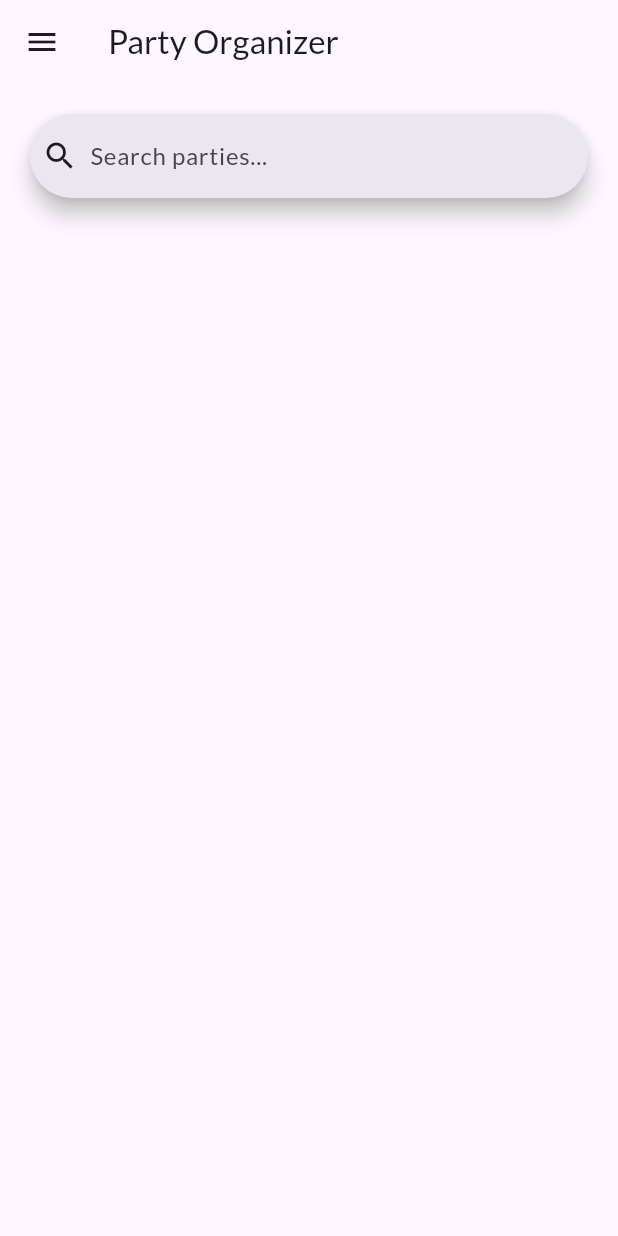
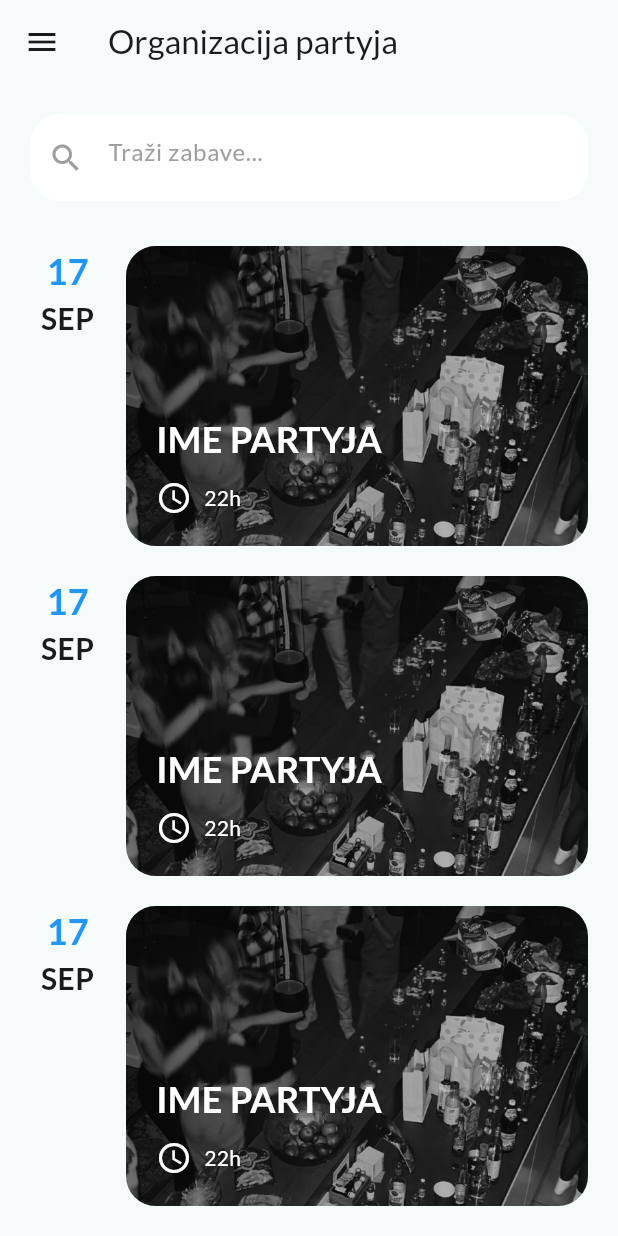
Before and after one commit to mizolf/party_organizer, a Flutter app: the screen it shows after launch, after a tap on "Istraži obližnje party-je", on a phone screen of 412 x 824 dp. Run offline on Flutter 3.47's test engine with Material 3 defaults, Android fonts, the phone set to English and light mode, and no system bars; our stand-ins replace animate_do, firebase_core, google_fonts, page_transition; accounts and stored records are empty.

Commit message:
Novi screen
Spojiti s bazom, omoguciti trazilica, navigaciju, urediti party details

```diff
--- a/lib/main.dart
+++ b/lib/main.dart
@@ -13,6 +13,10 @@ class PartyApp extends StatelessWidget {
   Widget build(BuildContext context) {
     return MaterialApp(
       theme: ThemeData(
+        colorScheme: ColorScheme.fromSeed(
+          seedColor: const Color.fromARGB(255, 227, 227, 227),
+          background: const Color.fromARGB(255, 227, 227, 227),
+        ),
         fontFamily: GoogleFonts.lato().fontFamily,
         useMaterial3: true,
       ),
--- /dev/null
+++ b/lib/screens/party_details.dart
@@ -0,0 +1,21 @@
+import 'package:flutter/material.dart';
+
+class PartyDetails extends StatelessWidget {
+  const PartyDetails({super.key});
+
+  @override
+  Widget build(BuildContext context) {
+    return Scaffold(
+      appBar: AppBar(
+        backgroundColor: Colors.transparent,
+        title: const Text('TITLE'),
+        actions: [
+          IconButton(
+            onPressed: () {},
+            icon: const Icon(Icons.star),
+          ),
+        ],
+      ),
+    );
+  }
+}
--- a/lib/screens/party_list.dart
+++ b/lib/screens/party_list.dart
@@ -1,5 +1,7 @@
 import 'package:animate_do/animate_do.dart';
 import 'package:flutter/material.dart';
+import 'package:intl/intl.dart';
+import 'package:party_organizer/screens/party_details.dart';
 
 class PartyList extends StatefulWidget {
   const PartyList({super.key});
@@ -18,7 +20,7 @@ class _PartyListState extends State<PartyList> {
     return Scaffold(
       drawer: Drawer(
         child: Container(
-          color: Colors.black87.withOpacity(0.2),
+          color: Colors.black87.withOpacity(0.15),
           child: ListView(
             children: [
               const DrawerHeader(
@@ -42,27 +44,169 @@ class _PartyListState extends State<PartyList> {
         ),
       ),
       appBar: AppBar(
-        title: const Text('Party Organizer'),
+        backgroundColor: Colors.transparent,
+        title: const Text('Organizacija partyja'),
       ),
-      body: Container(
+      body: SafeArea(
+        child: SingleChildScrollView(
           padding: const EdgeInsets.all(20),
           child: Column(
-          crossAxisAlignment: CrossAxisAlignment.start,
             children: [
-            FadeInUp(
-              duration: const Duration(milliseconds: 1500),
-              child: const SearchBar(
-                // CONTROLLER DODATI
-                hintText: 'Search parties...',
-                leading: Icon(Icons.search),
+              Container(
+                padding: const EdgeInsets.symmetric(vertical: 5),
+                decoration: BoxDecoration(
+                  borderRadius: BorderRadius.circular(20),
+                  color: Colors.white,
+                ),
+                child: TextField(
+                  controller: textController,
+                  decoration: const InputDecoration(
+                    border: InputBorder.none,
+                    prefixIcon: Icon(Icons.search, color: Colors.grey),
+                    hintText: 'Traži zabave...',
+                    hintStyle: TextStyle(color: Colors.grey),
+                  ),
                 ),
               ),
               const SizedBox(
-              height: 32,
+                height: 30,
+              ),
+              makeItem(
+                image: 'assets/images/home.jpeg',
+                date: 17,
+              ),
+              const SizedBox(
+                height: 20,
+              ),
+              makeItem(
+                image: 'assets/images/home.jpeg',
+                date: 17,
+              ),
+              const SizedBox(
+                height: 20,
+              ),
+              makeItem(
+                image: 'assets/images/home.jpeg',
+                date: 17,
+              ),
+              const SizedBox(
+                height: 20,
+              ),
+              makeItem(
+                image: 'assets/images/home.jpeg',
+                date: 17,
+              ),
+              const SizedBox(
+                height: 20,
+              ),
+              makeItem(
+                image: 'assets/images/home.jpeg',
+                date: 17,
               ),
             ],
           ),
         ),
+      ),
+    );
+  }
+
+  Widget makeItem({image, date}) {
+    return Row(
+      children: [
+        Container(
+          width: 50,
+          height: 200,
+          margin: const EdgeInsets.only(
+            right: 14,
+          ),
+          child: Column(
+            children: [
+              Text(
+                date.toString(),
+                style: const TextStyle(
+                  color: Colors.blue,
+                  fontSize: 24,
+                  fontWeight: FontWeight.bold,
+                ),
+              ),
+              Text(
+                'SEP',
+                style: const TextStyle(
+                  fontSize: 20,
+                  fontWeight: FontWeight.bold,
+                ),
+              ),
+            ],
+          ),
+        ),
+        Expanded(
+          child: GestureDetector(
+            onTap: () {
+              Navigator.of(context).push(
+                MaterialPageRoute(
+                  builder: (ctx) => PartyDetails(),
+                ),
+              );
+            },
+            child: Container(
+              height: 200,
+              decoration: BoxDecoration(
+                borderRadius: BorderRadius.circular(20),
+                image: DecorationImage(
+                  image: AssetImage(image),
+                  fit: BoxFit.cover,
+                ),
+              ),
+              child: Container(
+                padding: const EdgeInsets.all(20),
+                decoration: BoxDecoration(
+                  borderRadius: BorderRadius.circular(20),
+                  gradient: LinearGradient(
+                    colors: [
+                      Colors.black.withOpacity(0.5),
+                      Colors.black.withOpacity(0.3),
+                      Colors.black.withOpacity(0.1),
+                    ],
+                    begin: Alignment.centerLeft,
+                    end: Alignment.centerRight,
+                  ),
+                ),
+                child: Column(
+                  mainAxisAlignment: MainAxisAlignment.end,
+                  crossAxisAlignment: CrossAxisAlignment.start,
+                  children: [
+                    const Text(
+                      'IME PARTYJA',
+                      style: TextStyle(
+                          color: Colors.white,
+                          fontWeight: FontWeight.bold,
+                          fontSize: 24),
+                    ),
+                    const SizedBox(
+                      height: 10,
+                    ),
+                    Row(
+                      children: [
+                        Icon(
+                          Icons.access_time,
+                          color: Colors.white,
+                        ),
+                        const SizedBox(
+                          width: 8,
+                        ),
+                        const Text(
+                          '22h',
+                          style: TextStyle(color: Colors.white),
+                        ),
+                      ],
+                    ),
+                  ],
+                ),
+              ),
+            ),
+          ),
+        ),
+      ],
     );
   }
 }
--- a/pubspec.yaml
+++ b/pubspec.yaml
@@ -38,6 +38,7 @@ dependencies:
   animate_do: ^3.1.2
   google_fonts: ^6.1.0
   page_transition: ^2.1.0
+  intl: ^0.19.0
 
 dev_dependencies:
   flutter_test:
```
Also changed, not shown: pubspec.lock. Lines whose indentation alone changed are shown as unchanged.
